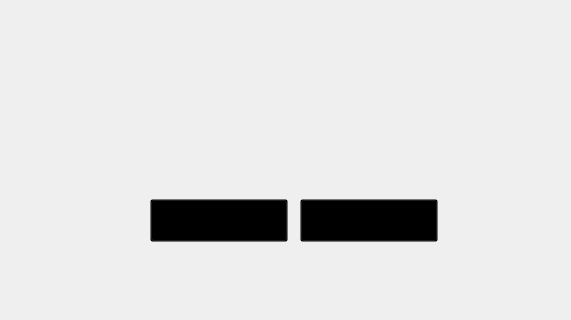
Above: Ui/gamepage.ui from ehsan-esf0/Qt-Game before the change; both pictures show x 330 to 901 and y 201 to 521 of the 1200 by 700 pixel window. Below: the same form after it.
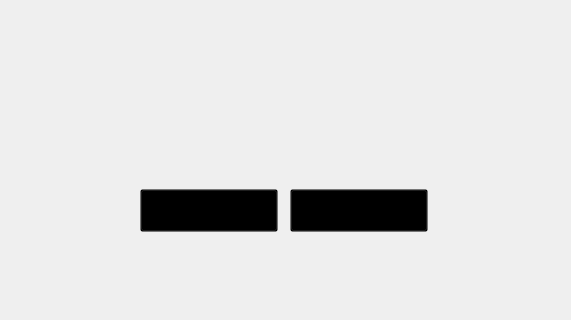
That is the form after the change. Icons and pictures are not drawn.

The edit to the form file:
```diff
--- a/Ui/gamepage.ui
+++ b/Ui/gamepage.ui
@@ -84,8 +84,8 @@
   <widget class="QLabel" name="label_3">
    <property name="geometry">
     <rect>
-     <x>420</x>
-     <y>290</y>
+     <x>410</x>
+     <y>280</y>
      <width>401</width>
      <height>111</height>
     </rect>
@@ -100,8 +100,8 @@
   <widget class="QPushButton" name="pushButton_4">
    <property name="geometry">
     <rect>
-     <x>630</x>
-     <y>400</y>
+     <x>620</x>
+     <y>390</y>
      <width>138</width>
      <height>43</height>
     </rect>
@@ -117,8 +117,8 @@
   <widget class="QPushButton" name="pushButton_3">
    <property name="geometry">
     <rect>
-     <x>480</x>
-     <y>400</y>
+     <x>470</x>
+     <y>390</y>
      <width>138</width>
      <height>43</height>
     </rect>
@@ -136,7 +136,7 @@
    <property name="geometry">
     <rect>
      <x>-80</x>
-     <y>0</y>
+     <y>-10</y>
      <width>1361</width>
      <height>721</height>
     </rect>
```
Left out of the diff: 7 changed lines with no effect on the pictures.
